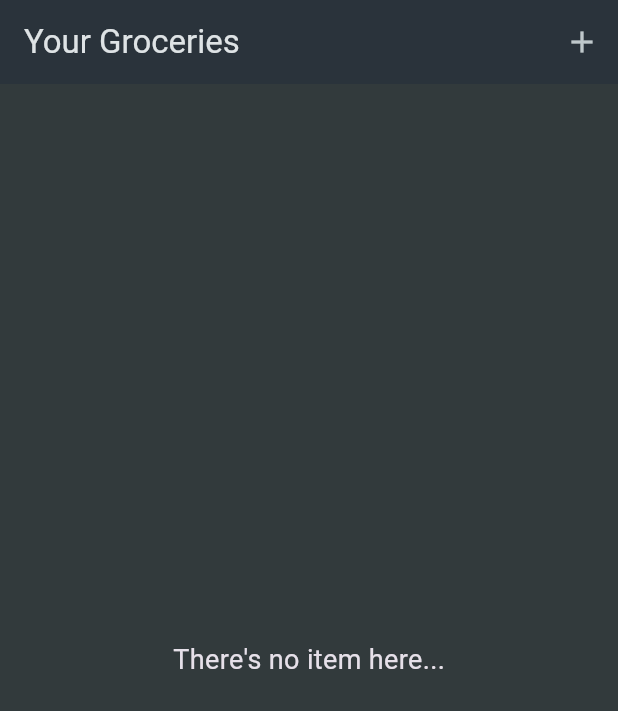
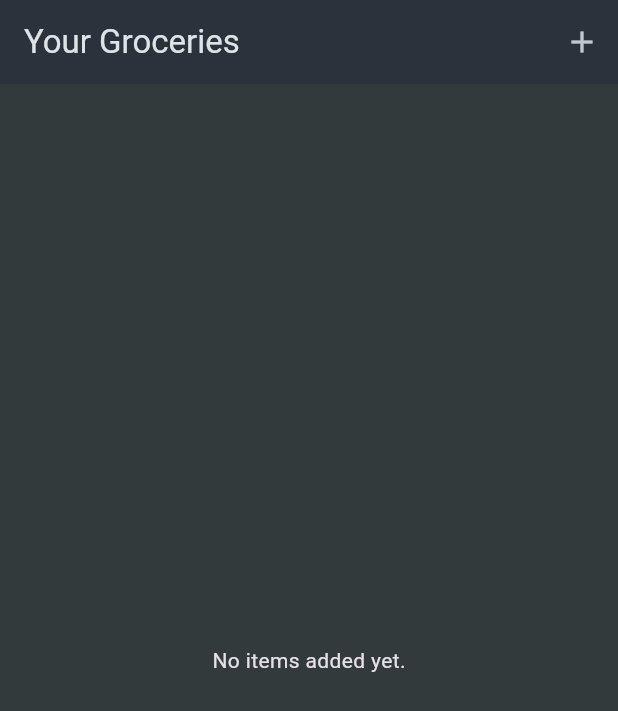
Before and after one commit to FadrialR/shopping_list_app, a Flutter app: the screen it shows after launch, on a phone screen of 412 x 824 dp. Shown: the top 711 px of the screen. Run offline on Flutter 3.47's test engine with Material 3 defaults, Android fonts, the phone set to English and light mode, and no system bars.

Commit message:
Fix the screen when there are no items

```diff
--- a/lib/widgets/grocery_list.dart
+++ b/lib/widgets/grocery_list.dart
@@ -28,34 +28,20 @@ class _GroceryListState extends State<GroceryList> {
     });
   }
 
+  // void _removeItem(GroceryItem item) {
+  //   setState(() {
+  //     _groceryItems.remove(item);
+  //   });
+  // }
+
   @override
   Widget build(BuildContext context) {
-    return Scaffold(
-      appBar: AppBar(
-        title: const Text('Your Groceries'),
-        actions: [
-          IconButton(
-            onPressed: _addItem,
-            icon: const Icon(Icons.add),
-          )
-        ],
-      ),
-      body: Column(
-        mainAxisAlignment: MainAxisAlignment.center,
-        children: [
-          if (_groceryItems.isEmpty)
-            const Center(
-              child: Text(
-                'There\'s no item here...',
-                style: TextStyle(
-                  fontSize: 18,
-                ),
-                textAlign: TextAlign.left,
-              ),
-            )
-          else
-            Expanded(
-              child: ListView.builder(
+    Widget content = const Center(
+      child: Text('No items added yet.'),
+    );
+
+    if (_groceryItems.isNotEmpty) {
+      content = ListView.builder(
         itemCount: _groceryItems.length,
         itemBuilder: (ctx, index) => ListTile(
             title: Text(_groceryItems[index].name),
@@ -80,10 +66,20 @@ class _GroceryListState extends State<GroceryList> {
                 )
               ],
             )),
-              ),
-            ),
+      );
+    }
+
+    return Scaffold(
+      appBar: AppBar(
+        title: const Text('Your Groceries'),
+        actions: [
+          IconButton(
+            onPressed: _addItem,
+            icon: const Icon(Icons.add),
+          )
         ],
       ),
+      body: content,
     );
   }
 }
```
Lines whose indentation alone changed are shown as unchanged.
